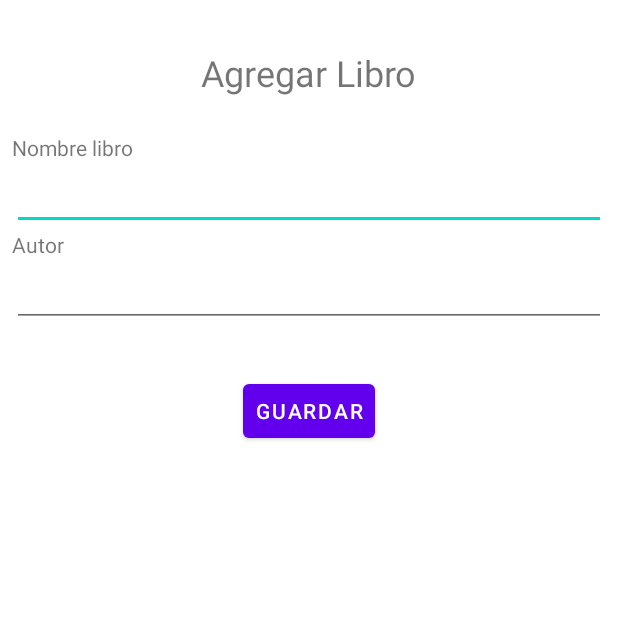
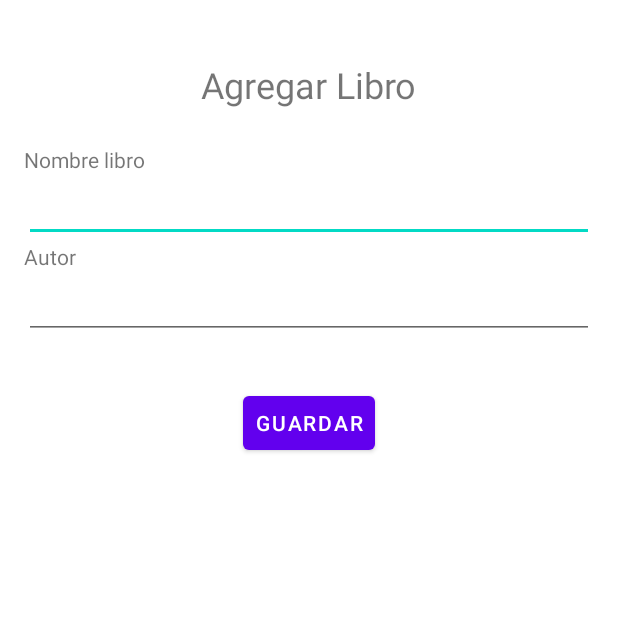
Before and after one commit to RodrigoPasquali/LibrosKotlin, an Android app: the AgregarLibroActivity screen opened directly, with no data from a screen before it, after a tap on "GUARDAR", on a phone screen of 412 x 824 dp, the top half of it. Run offline under Robolectric (Android 15) with nearby library versions, the light colour scheme and no system bars.

Commit message:
Se agrega fragmento para agregar libros

```diff
--- a/app/build.gradle
+++ b/app/build.gradle
@@ -34,6 +34,7 @@ dependencies {
     implementation 'androidx.appcompat:appcompat:1.3.1'
     implementation 'com.google.android.material:material:1.4.0'
     implementation 'androidx.constraintlayout:constraintlayout:2.1.0'
+    implementation 'androidx.legacy:legacy-support-v4:1.0.0'
     testImplementation 'junit:junit:4.+'
     androidTestImplementation 'androidx.test.ext:junit:1.1.3'
     androidTestImplementation 'androidx.test.espresso:espresso-core:3.4.0'
--- a/app/src/main/java/com/educacionit/libros/AgregarLibroActivity.kt
+++ b/app/src/main/java/com/educacionit/libros/AgregarLibroActivity.kt
@@ -1,58 +1,21 @@
 package com.educacionit.libros
 
-import android.content.Intent
 import android.os.Bundle
-import android.widget.Button
-import android.widget.EditText
-import android.widget.Toast
 import androidx.appcompat.app.AppCompatActivity
 
 class AgregarLibroActivity : AppCompatActivity() {
-    private lateinit var etNombreLibro: EditText
-    private lateinit var etAutor: EditText
-    private lateinit var btnGuardar: Button
-
     override fun onCreate(savedInstanceState: Bundle?) {
         super.onCreate(savedInstanceState)
         setContentView(R.layout.activity_agregar_libro)
-        setupUI()
+
+        agregarFragmento();
     }
 
-    private fun setupUI() {
-        etNombreLibro = findViewById(R.id.etNombreLibro)
-        etAutor = findViewById(R.id.etAutor)
-        btnGuardar = findViewById(R.id.btnGuardar)
-        btnGuardar.setOnClickListener { guardarLibro() }
-    }
-
-    private fun guardarLibro() {
-        if (datosValidos()) {
-            val libro = Libro()
-            libro.nombre = etNombreLibro.text.toString()
-            libro.autor = etAutor.text.toString()
-            guardarLibro(libro)
-            setResult(RESULT_OK, Intent().putExtra(HomeActivity.LIBRO, true))
-            finish()
-        } else {
-            Toast.makeText(
-                this@AgregarLibroActivity,
-                "Completar todos los campos",
-                Toast.LENGTH_SHORT
-            ).show()
-        }
-    }
-
-    private fun guardarLibro(libro: Libro) {
-        LibrosRepository(this).agregarLibro(libro)
-    }
-
-    private fun datosValidos(): Boolean {
-        var datosValidos = true
-
-        if (etNombreLibro.text.toString().isEmpty() || etAutor.text.toString().isEmpty()) {
-            datosValidos = false
-        }
-
-        return datosValidos
+    private fun agregarFragmento() {
+        supportFragmentManager
+            .beginTransaction()
+            .add(R.id.agregarLibroFragment, AgregarLibroFragment(), "AgregarLibroFragment")
+            .commit()
+//            .add(R.id.container, AgregarLibroFragment(), AgregarLibroFragment::javaClass.name)
     }
 }
--- /dev/null
+++ b/app/src/main/java/com/educacionit/libros/AgregarLibroFragment.kt
@@ -0,0 +1,67 @@
+package com.educacionit.libros
+
+import android.content.Intent
+import android.os.Bundle
+import androidx.fragment.app.Fragment
+import android.view.LayoutInflater
+import android.view.View
+import android.view.ViewGroup
+import android.widget.Button
+import android.widget.EditText
+import android.widget.Toast
+import androidx.appcompat.app.AppCompatActivity
+
+class AgregarLibroFragment : Fragment() {
+    private lateinit var etNombreLibro: EditText
+    private lateinit var etAutor: EditText
+    private lateinit var btnGuardar: Button
+
+    override fun onCreateView(
+        inflater: LayoutInflater, container: ViewGroup?,
+        savedInstanceState: Bundle?
+    ): View? {
+        val view = inflater.inflate(R.layout.fragment_agregar_libro, container, false);
+
+        setupUI(view);
+
+        return view;
+    }
+
+    private fun setupUI(view: View) {
+        etNombreLibro = view.findViewById(R.id.etNombreLibro)
+        etAutor = view.findViewById(R.id.etAutor)
+        btnGuardar = view.findViewById(R.id.btnGuardar)
+        btnGuardar.setOnClickListener { guardarLibro() }
+    }
+
+    private fun guardarLibro() {
+        if (datosValidos()) {
+            val libro = Libro()
+            libro.nombre = etNombreLibro.text.toString()
+            libro.autor = etAutor.text.toString()
+            guardarLibro(libro)
+            requireActivity().setResult(AppCompatActivity.RESULT_OK, Intent().putExtra(HomeActivity.LIBRO, true))
+            requireActivity().finish()
+        } else {
+            Toast.makeText(
+                requireContext(),
+                "Completar todos los campos",
+                Toast.LENGTH_SHORT
+            ).show()
+        }
+    }
+
+    private fun guardarLibro(libro: Libro) {
+        LibrosRepository(requireContext()).agregarLibro(libro)
+    }
+
+    private fun datosValidos(): Boolean {
+        var datosValidos = true
+
+        if (etNombreLibro.text.toString().isEmpty() || etAutor.text.toString().isEmpty()) {
+            datosValidos = false
+        }
+
+        return datosValidos
+    }
+}
--- a/app/src/main/res/layout/activity_agregar_libro.xml
+++ b/app/src/main/res/layout/activity_agregar_libro.xml
@@ -7,43 +7,10 @@
     android:orientation="vertical"
     tools:context=".AgregarLibroActivity">
 
-    <TextView
-        android:layout_width="wrap_content"
-        android:layout_height="wrap_content"
-        android:layout_gravity="center_horizontal"
-        android:layout_margin="24dp"
-        android:text="Agregar Libro"
-        android:textSize="24sp" />
-
-    <TextView
-        android:layout_width="wrap_content"
-        android:layout_height="wrap_content"
-        android:text="Nombre libro" />
-
-    <EditText
-        android:id="@+id/etNombreLibro"
+    <FrameLayout
+        android:id="@+id/agregarLibroFragment"
         android:layout_width="match_parent"
-        android:layout_height="wrap_content"
-        android:inputType="text" />
-
-    <TextView
-        android:layout_width="wrap_content"
-        android:layout_height="wrap_content"
-        android:text="Autor" />
-
-    <EditText
-        android:id="@+id/etAutor"
-        android:layout_width="match_parent"
-        android:layout_height="wrap_content"
-        android:inputType="text" />
-
-    <Button
-        android:id="@+id/btnGuardar"
-        android:layout_width="wrap_content"
-        android:layout_height="wrap_content"
-        android:layout_gravity="center_horizontal"
-        android:layout_margin="32dp"
-        android:padding="8dp"
-        android:text="Guardar" />
+        android:layout_height="0dp"
+        android:layout_weight=".75"/>
 
 </LinearLayout>
--- /dev/null
+++ b/app/src/main/res/layout/fragment_agregar_libro.xml
@@ -0,0 +1,49 @@
+<?xml version="1.0" encoding="utf-8"?>
+<LinearLayout xmlns:android="http://schemas.android.com/apk/res/android"
+    xmlns:tools="http://schemas.android.com/tools"
+    android:layout_width="match_parent"
+    android:layout_height="match_parent"
+    android:layout_margin="8dp"
+    android:orientation="vertical"
+    tools:context=".AgregarLibroActivity">
+
+    <TextView
+        android:layout_width="wrap_content"
+        android:layout_height="wrap_content"
+        android:layout_gravity="center_horizontal"
+        android:layout_margin="24dp"
+        android:text="Agregar Libro"
+        android:textSize="24sp" />
+
+    <TextView
+        android:layout_width="wrap_content"
+        android:layout_height="wrap_content"
+        android:text="Nombre libro" />
+
+    <EditText
+        android:id="@+id/etNombreLibro"
+        android:layout_width="match_parent"
+        android:layout_height="wrap_content"
+        android:inputType="text" />
+
+    <TextView
+        android:layout_width="wrap_content"
+        android:layout_height="wrap_content"
+        android:text="Autor" />
+
+    <EditText
+        android:id="@+id/etAutor"
+        android:layout_width="match_parent"
+        android:layout_height="wrap_content"
+        android:inputType="text" />
+
+    <Button
+        android:id="@+id/btnGuardar"
+        android:layout_width="wrap_content"
+        android:layout_height="wrap_content"
+        android:layout_gravity="center_horizontal"
+        android:layout_margin="32dp"
+        android:padding="8dp"
+        android:text="Guardar" />
+
+</LinearLayout>
--- a/app/src/main/res/values/strings.xml
+++ b/app/src/main/res/values/strings.xml
@@ -1,4 +1,6 @@
 <resources>
     <string name="app_name">Libros</string>
     <string name="terminos_y_condiciones">Términos y condiciones</string>
+    <!-- TODO: Remove or change this placeholder text -->
+    <string name="hello_blank_fragment">Hello blank fragment</string>
 </resources>
```
